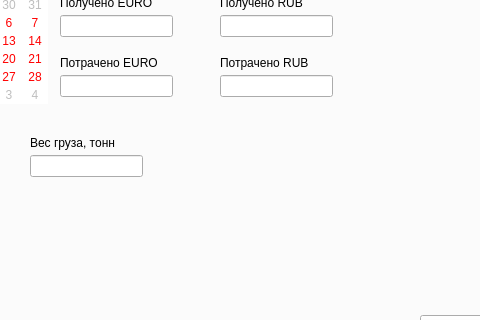
Qt form Design_load.ui (huntersn32/prog_car) before a commit; both pictures show x 182 to 662 and y 121 to 441 of the 800 by 633 pixel window.
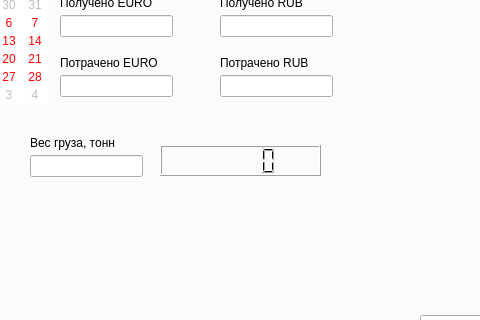
The same form after that commit. Icons and pictures are not drawn.

```diff
--- a/Design_load.ui
+++ b/Design_load.ui
@@ -563,6 +563,22 @@
        </rect>
       </property>
      </widget>
+     <widget class="QLCDNumber" name="lcdCash">
+      <property name="geometry">
+       <rect>
+        <x>330</x>
+        <y>230</y>
+        <width>161</width>
+        <height>31</height>
+       </rect>
+      </property>
+      <property name="midLineWidth">
+       <number>0</number>
+      </property>
+      <property name="intValue" stdset="0">
+       <number>0</number>
+      </property>
+     </widget>
     </widget>
     <widget class="QWidget" name="TabDriver">
      <attribute name="icon">
```
Left out of the diff: 4 changed lines with no effect on the pictures.
